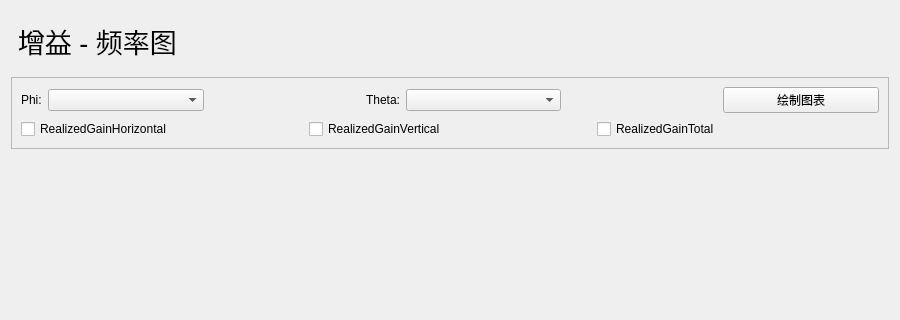
Old version of the form analysis_gain_interface.ui in the repository GongYeSUDA/AntennaTestHelper; both pictures show x 0 to 900 and y 0 to 320 of the 900 by 700 pixel window.
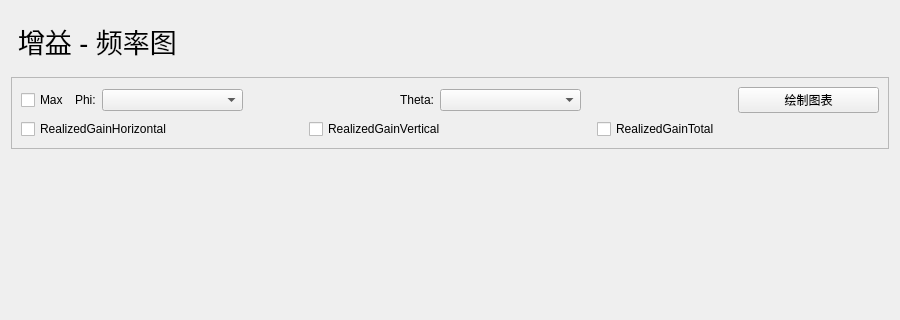
New version of the form. Custom widgets are drawn as their Qt base class.

```diff
--- a/analysis_gain_interface.ui
+++ b/analysis_gain_interface.ui
@@ -64,6 +64,13 @@
      <layout class="QVBoxLayout" name="verticalLayout_2">
       <item>
        <layout class="QHBoxLayout" name="horizontalLayout_2">
+        <item>
+         <widget class="CheckBox" name="checkBoxMax">
+          <property name="text">
+           <string>Max</string>
+          </property>
+         </widget>
+        </item>
         <item>
          <widget class="BodyLabel" name="phiLable">
           <property name="maximumSize">
```
